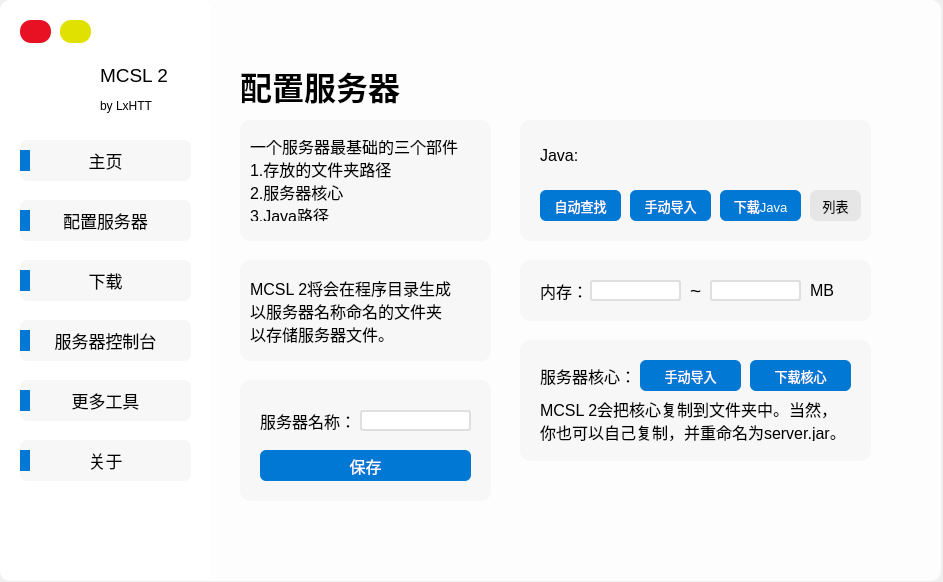
The window that resources/MCSL2_MainWindow.ui (MCSLTeam/MCSL2) describes before a commit, drawn with Qt 5.
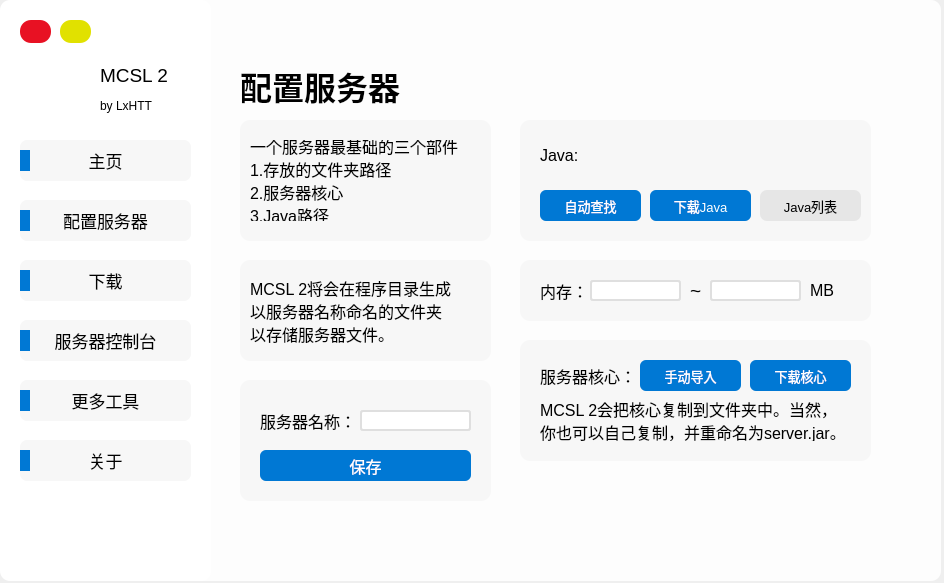
The same window after the commit. The open tabs and pages were chosen to show the change. Icons and pictures are not drawn.

```diff
--- a/resources/MCSL2_MainWindow.ui
+++ b/resources/MCSL2_MainWindow.ui
@@ -6,8 +6,8 @@
    <rect>
     <x>0</x>
     <y>0</y>
-    <width>943</width>
-    <height>582</height>
+    <width>944</width>
+    <height>583</height>
    </rect>
   </property>
   <property name="windowTitle">
@@ -1212,9 +1212,9 @@
       <widget class="QPushButton" name="Download_Java_PushButton">
        <property name="geometry">
         <rect>
-         <x>200</x>
+         <x>130</x>
          <y>70</y>
-         <width>81</width>
+         <width>101</width>
          <height>31</height>
         </rect>
        </property>
@@ -1299,51 +1299,6 @@
         <bool>false</bool>
        </property>
       </widget>
-      <widget class="QPushButton" name="Manual_Select_Java_PushButton">
-       <property name="geometry">
-        <rect>
-         <x>110</x>
-         <y>70</y>
-         <width>81</width>
-         <height>31</height>
-        </rect>
-       </property>
-       <property name="font">
-        <font>
-         <family>Microsoft YaHei UI</family>
-         <pointsize>10</pointsize>
-        </font>
-       </property>
-       <property name="cursor">
-        <cursorShape>PointingHandCursor</cursorShape>
-       </property>
-       <property name="styleSheet">
-        <string notr="true">QPushButton
-{
-	background-color: rgb(0, 120, 212);
-	border-radius: 6px;
-	color: rgb(255, 255, 255);
-}
-QPushButton:hover
-{
-    background-color: rgb(0, 110, 212);
-	border-radius: 6px;
-    color: rgb(255, 255, 255);
-}
-QPushButton:pressed
-{
-    background-color: rgb(0, 100, 212);
-	border-radius: 6px;
-    color: rgb(255, 255, 255);
-}</string>
-       </property>
-       <property name="text">
-        <string>手动导入</string>
-       </property>
-       <property name="flat">
-        <bool>false</bool>
-       </property>
-      </widget>
       <widget class="QLabel" name="Set_Core_Background">
        <property name="geometry">
         <rect>
@@ -1587,7 +1542,7 @@
         <rect>
          <x>20</x>
          <y>70</y>
-         <width>81</width>
+         <width>101</width>
          <height>31</height>
         </rect>
        </property>
@@ -1668,9 +1623,9 @@
       <widget class="QPushButton" name="Founded_Java_List_PushButton">
        <property name="geometry">
         <rect>
-         <x>290</x>
+         <x>240</x>
          <y>70</y>
-         <width>51</width>
+         <width>101</width>
          <height>31</height>
         </rect>
        </property>
@@ -1701,7 +1656,7 @@
 }</string>
        </property>
        <property name="text">
-        <string>列表</string>
+        <string>Java列表</string>
        </property>
       </widget>
       <zorder>Set_Core_Background</zorder>
```
Left out of the diff: 205 changed lines with no effect on the pictures.
